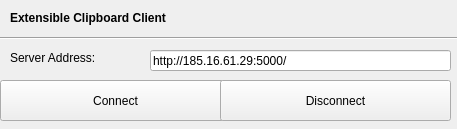
Qt form src/clipboard_server/client.ui (RealWhimsy/extensible-clipboard) before a commit.
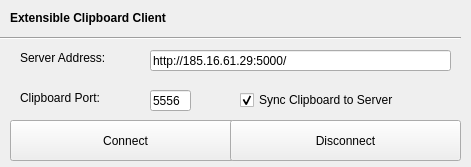
The same form after that commit.

Commit message: Add fields for port and sync function to UI

```diff
--- a/src/clipboard_server/client.ui
+++ b/src/clipboard_server/client.ui
@@ -6,8 +6,8 @@
    <rect>
     <x>0</x>
     <y>0</y>
-    <width>457</width>
-    <height>129</height>
+    <width>471</width>
+    <height>167</height>
    </rect>
   </property>
   <property name="windowTitle">
@@ -57,7 +57,7 @@
    </property>
    <property name="geometry">
     <rect>
-     <x>10</x>
+     <x>20</x>
      <y>50</y>
      <width>101</width>
      <height>16</height>
@@ -89,8 +89,8 @@
   <widget class="QPushButton" name="btn_connect">
    <property name="geometry">
     <rect>
-     <x>0</x>
-     <y>80</y>
+     <x>10</x>
+     <y>120</y>
      <width>231</width>
      <height>41</height>
     </rect>
@@ -102,8 +102,8 @@
   <widget class="QPushButton" name="btn_disconnect">
    <property name="geometry">
     <rect>
-     <x>220</x>
-     <y>80</y>
+     <x>230</x>
+     <y>120</y>
      <width>231</width>
      <height>41</height>
     </rect>
@@ -112,6 +112,66 @@
     <string>Disconnect</string>
    </property>
   </widget>
+  <widget class="QLineEdit" name="edit_port">
+   <property name="geometry">
+    <rect>
+     <x>150</x>
+     <y>90</y>
+     <width>41</width>
+     <height>21</height>
+    </rect>
+   </property>
+   <property name="text">
+    <string>5556</string>
+   </property>
+   <property name="placeholderText">
+    <string>e.g. 42.42.42.42:4200</string>
+   </property>
+  </widget>
+  <widget class="QLabel" name="lbl_port">
+   <property name="enabled">
+    <bool>true</bool>
+   </property>
+   <property name="geometry">
+    <rect>
+     <x>20</x>
+     <y>90</y>
+     <width>101</width>
+     <height>16</height>
+    </rect>
+   </property>
+   <property name="font">
+    <font>
+     <weight>50</weight>
+     <bold>false</bold>
+    </font>
+   </property>
+   <property name="text">
+    <string>Clipboard Port:</string>
+   </property>
+  </widget>
+  <widget class="QCheckBox" name="check_sync">
+   <property name="geometry">
+    <rect>
+     <x>240</x>
+     <y>90</y>
+     <width>211</width>
+     <height>20</height>
+    </rect>
+   </property>
+   <property name="text">
+    <string>Sync Clipboard to Server</string>
+   </property>
+   <property name="checkable">
+    <bool>true</bool>
+   </property>
+   <property name="checked">
+    <bool>true</bool>
+   </property>
+   <property name="tristate">
+    <bool>false</bool>
+   </property>
+  </widget>
  </widget>
  <resources/>
  <connections/>
```
